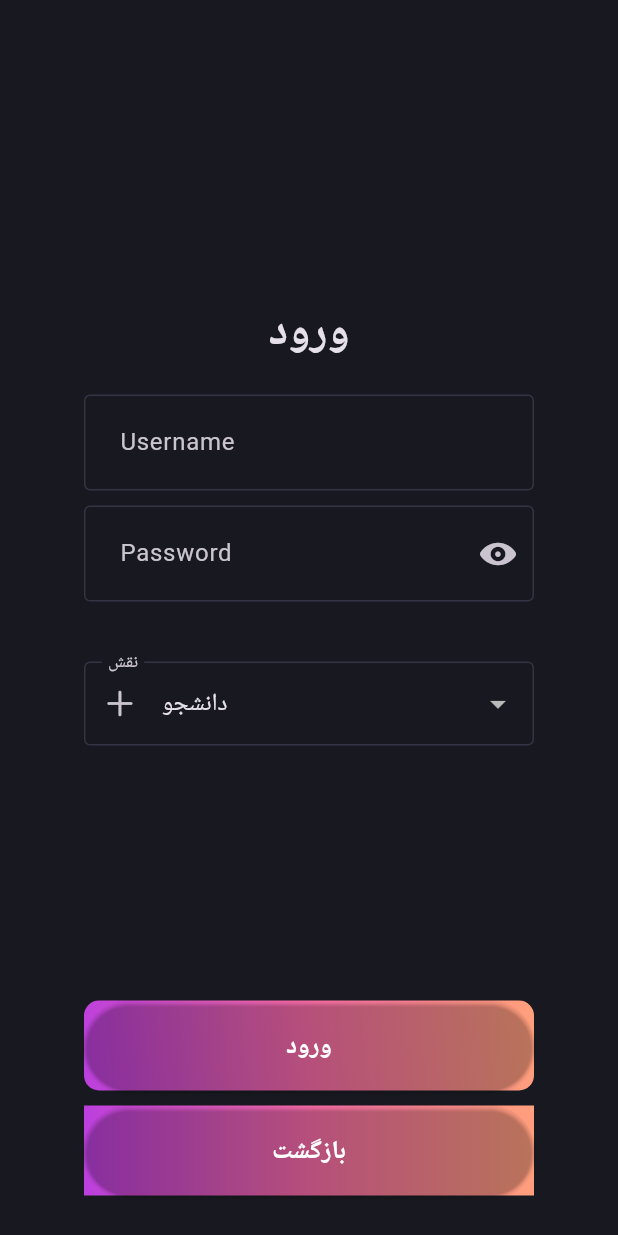
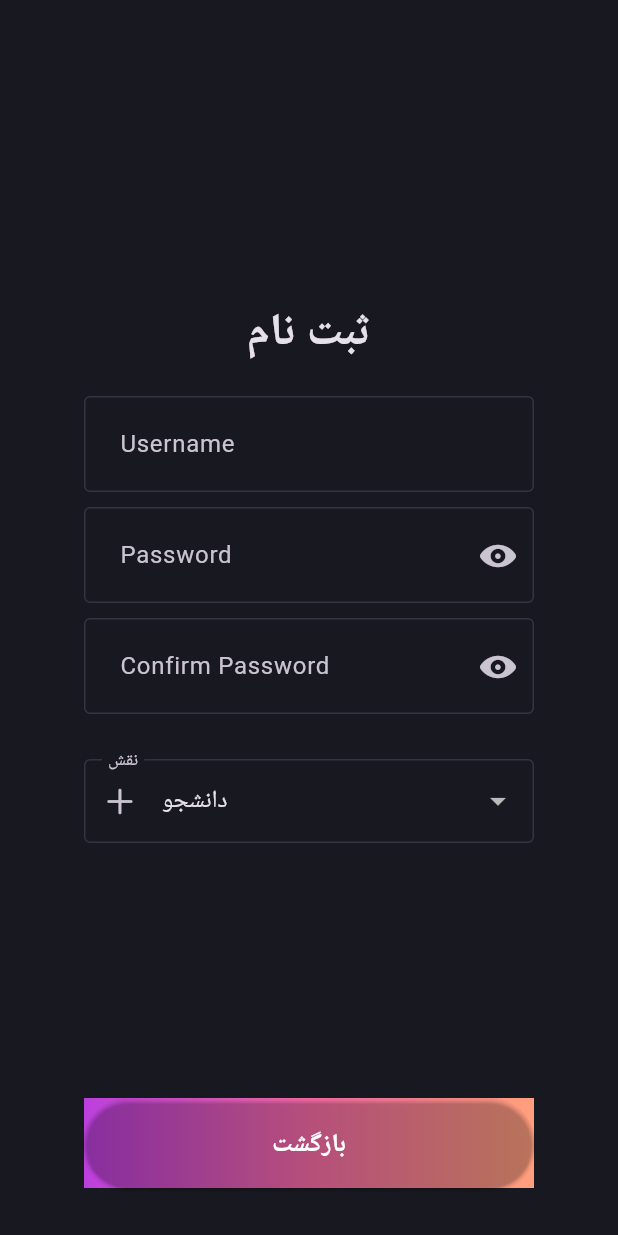
Before and after one commit to BruteForceMJM/SBUThreads, a Flutter app: the LoginScreen screen opened directly, after a tap on "ثبت نام", on a phone screen of 412 x 824 dp. Run offline on Flutter 3.47's test engine with Material 3 defaults, Android fonts, the phone set to English and light mode, and no system bars; our stand-ins replace flutter_svg.

Commit message:
edit sigup_page and convert it to Stateful widget

```diff
--- /dev/null
+++ b/LoginSignupPage/lib/FirstPage/signup_page.dart
@@ -0,0 +1,237 @@
+import 'package:flutter/material.dart';
+import 'package:flutter/cupertino.dart';
+
+import 'Pallete.dart';
+import 'login_screen.dart';
+
+class SiignupPage extends StatefulWidget{
+  @override
+  _SignupPageState createState() => _SignupPageState();
+}
+class _SignupPageState extends State<SiignupPage>{
+
+  final _formKey = GlobalKey<FormState>();
+  String _username='';
+  String _password='';
+  String _confirmPasswrod='';
+  String _role='student';
+
+  bool _validateRole(String username) {
+    if (username == 'admin') return false;
+    if (username.length == 9 && RegExp(r'^\d+$').hasMatch(username)) {
+      return true;
+    }
+    return false;
+  }
+
+  bool _validatePassword(String password) {
+    final regex = RegExp(r'^(?=.*[a-z])(?=.*[A-Z])(?=.*\W).+$');
+    return regex.hasMatch(password);
+  }
+
+  void _signup() {
+    if (_formKey.currentState!.validate()) {
+      if (_role == 'student') {
+        Navigator.pushNamed(context, '/student');
+      } else if (_role == 'teacher') {
+        Navigator.pushNamed(context, '/teacher');
+      }
+    }
+  }
+
+  @override
+  Widget build(BuildContext context) {
+    return MaterialApp(
+      debugShowCheckedModeBanner: false,
+      home: Scaffold(
+        body: SingleChildScrollView(
+          child: Center(
+            child: Column(
+              children: [
+                const SizedBox(
+                  height: 200,
+                ),
+                const Text(
+                  'ثبت نام',
+                  style: TextStyle(
+                    fontSize: 30,
+                    fontWeight: FontWeight.w800,
+                  ),
+                ),
+                const SizedBox(
+                  height: 20,
+                ),
+                ConstrainedBox(
+                    constraints: const BoxConstraints(
+                      maxWidth: 300,
+                    ),
+                    child: Column(
+                      children: [
+                        TextFormField(
+                          decoration: const InputDecoration(
+                            hintText: 'Username',
+                            contentPadding: EdgeInsets.all(20),
+                            enabledBorder: OutlineInputBorder(
+                              borderSide: BorderSide(
+                                color: Pallete.borderColor,
+                              ),
+                            ),
+                            focusedBorder: OutlineInputBorder(
+                              borderSide: BorderSide(
+                                color: Pallete.gradient2,
+                                width: 4,
+                              ),
+                            ),
+                          ),
+                          onChanged: (value)=>_username=value,
+                        ),
+                        const SizedBox(
+                          height: 10,
+                        ),
+                        TextFormField(
+
+                          decoration:  InputDecoration(
+                            suffixIcon: IconButton(onPressed: (){
+                              setState(() {
+                              });
+                            },
+                              icon: const Icon(
+                                  CupertinoIcons.eye_fill
+                              ),
+                            ),
+                            hintText: 'Password',
+                            contentPadding: const EdgeInsets.all(20),
+                            enabledBorder: const OutlineInputBorder(
+                              borderSide: BorderSide(
+                                color: Pallete.borderColor,
+                              ),
+
+                            ),
+                            focusedBorder: const OutlineInputBorder(
+                              borderSide: BorderSide(
+                                color: Pallete.gradient2,
+                                width: 4,
+                              ),
+                            ),
+                          ),
+                          onChanged: (value)=>_password=value,
+                          validator: (value) {
+                            if(value==null || value.isEmpty){
+                              return 'رمز عبور باید وارد شود';
+                            }
+                            if(!_validatePassword(value)){
+                              return 'رمز عبور به اندازه کافی قوی نیست';
+                            }
+                            return null;
+                          },
+                          obscureText: true,
+                        ),
+                        const SizedBox(
+                          height: 10,
+                        ),
+                        TextFormField(
+                          obscureText: true,
+                          decoration: InputDecoration(
+                            hintText: 'Confirm Password',
+                            suffixIcon: IconButton(onPressed: (){},
+                                icon: const Icon(CupertinoIcons.eye_fill)),
+                            contentPadding: const EdgeInsets.all(20),
+                            enabledBorder: const OutlineInputBorder(
+                              borderSide: BorderSide(
+                                color: Pallete.borderColor,
+                              ),
+                            ),
+                            focusedBorder: const OutlineInputBorder(
+                              borderSide: BorderSide(
+                                color: Pallete.gradient2,
+                                width: 4,
+                              ),
+                            ),
+                          ),
+                        ),
+
+                        const SizedBox(
+                          height: 30,
+                        ),
+                        DropdownButtonFormField(
+                            value: _role,
+                            decoration: const InputDecoration(
+                              enabledBorder: OutlineInputBorder(
+                                  borderSide: BorderSide(
+                                    color: Pallete.borderColor,
+                                  )
+                              ),
+                              focusedBorder: OutlineInputBorder(
+                                  borderSide: BorderSide(
+                                      color: Pallete.gradient2
+                                  )
+                              ),
+                              fillColor: Pallete.backgroundColor,
+                              labelText: 'نقش',
+                              prefixIcon: Icon(CupertinoIcons.add),
+                              filled: true,
+
+                            ),
+                            items: const [
+                              DropdownMenuItem(value: 'admin',child: Text('ادمین'),),
+                              DropdownMenuItem(value: 'professor',child: Text('استاد'),),
+                              DropdownMenuItem(value: 'student',child: Text('دانشجو'),)
+                            ],
+                            onChanged: (value) {
+                              setState((){
+                                _role=value!;
+                              });
+                            }),
+                        const SizedBox(
+                          height: 160,
+                        ),
+
+                        const SizedBox(
+                          height: 10,
+                        ),
+                        Container(
+                          decoration: const BoxDecoration(
+                              gradient: LinearGradient(colors: [
+                                Pallete.gradient1,
+                                Pallete.gradient2,
+                                Pallete.gradient3
+                              ])),
+                          child: ElevatedButton(
+                            onPressed: () {
+                              Navigator.push(
+                                  context,
+                                  MaterialPageRoute(
+                                      builder: (context) =>
+                                      const LoginScreen()));
+                            },
+                            style: ElevatedButton.styleFrom(
+                                fixedSize: const Size(400, 60),
+                                backgroundColor: Colors.transparent),
+                            child: const Text(
+                              'بازگشت',
+                              style: TextStyle(
+                                color: Pallete.whiteColor,
+                                fontSize: 17,
+                                fontWeight: FontWeight.w600,
+                              ),
+                            ),
+                          ),
+                        ),
+                        const SizedBox(
+                          height: 10,
+                        ),
+
+                      ],
+                    )),
+              ],
+            ),
+          ),
+        ),
+      ),
+      theme: ThemeData.dark().copyWith(
+        scaffoldBackgroundColor: Pallete.backgroundColor,
+      ),
+    );
+  }
+
+}
--- a/LoginSignupPage/lib/widgets/next_button.dart
+++ b/LoginSignupPage/lib/widgets/next_button.dart
@@ -4,6 +4,8 @@ import 'package:login_signup_page/FirstPage/login_page.dart';
 import 'package:login_signup_page/FirstPage/Pallete.dart';
 import 'package:login_signup_page/FirstPage/Signup.dart';
 import 'package:login_signup_page/FirstPage/SignupPage.dart';
+
+import '../FirstPage/signup_page.dart';
 
 class NextButton extends StatelessWidget {
   final String label;
@@ -20,8 +22,15 @@ class NextButton extends StatelessWidget {
   @override
   Widget build(BuildContext context) {
     return TextButton(onPressed: (){
-      Navigator.push(context,
-      MaterialPageRoute(builder: (context)=>const LoginPage()));
+      if(label=='ثبت نام'){
+        Navigator.push(context,
+        MaterialPageRoute(builder: (context) => SiignupPage()));
+      }
+      if(label=='ورود به برنامه'){
+        Navigator.push(context,
+            MaterialPageRoute(builder: (context)=>const LoginPage()));
+      }
+
     },
       style: TextButton.styleFrom(
           padding: EdgeInsets.symmetric(vertical: 30 , horizontal: horizontalPadding),
```
Also changed, not shown: LoginSignupPage/lib/FirstPage/login_page.dart (+21 -0 lines), LoginSignupPage/lib/alpha/a.dart (deleted, +0 -58 lines).
